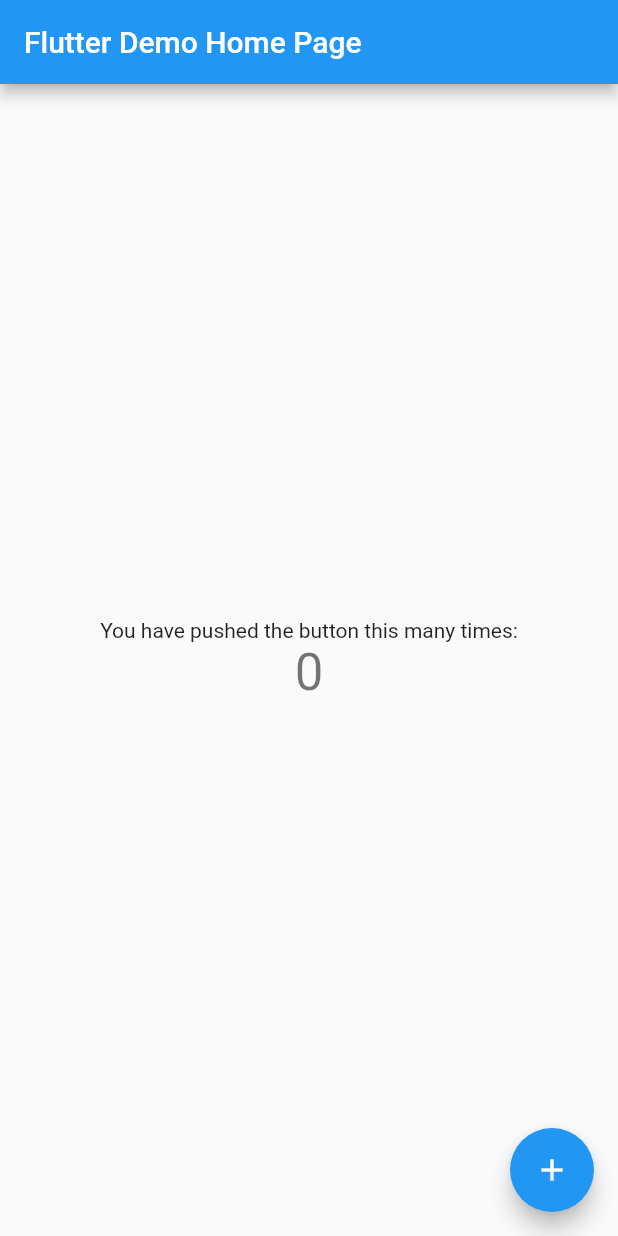
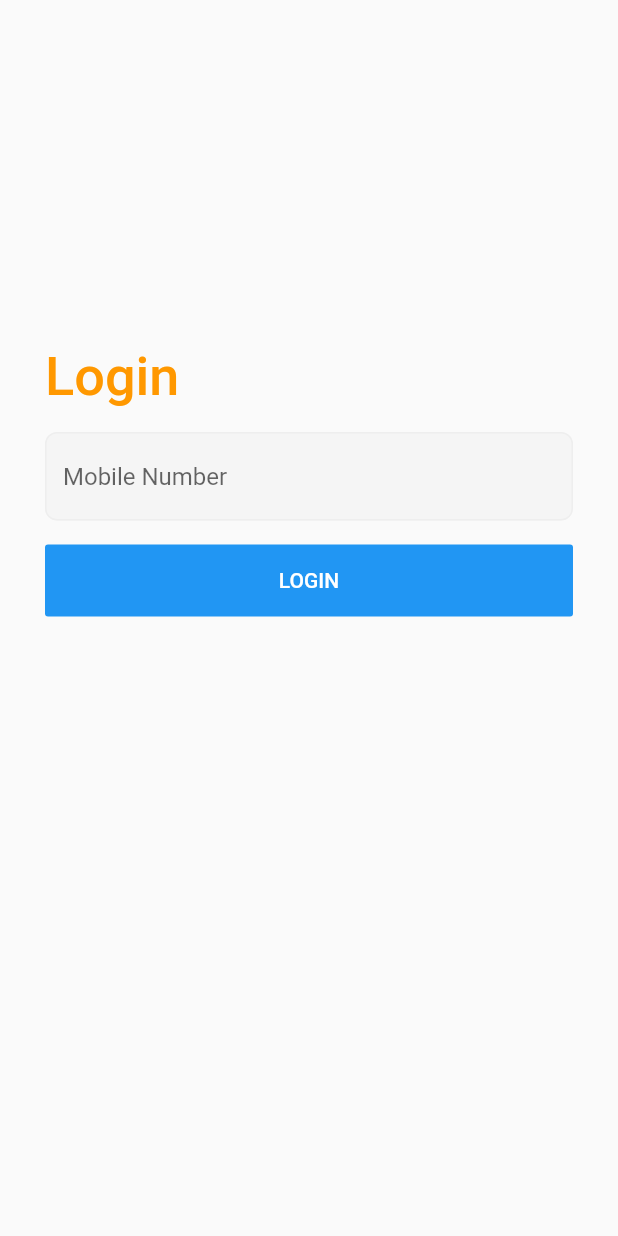
Before and after one commit to imtanbro/code_fury_app, a Flutter app: the screen it shows after launch, on a phone screen of 412 x 824 dp. Run offline on Flutter 3.47's test engine with Material 2 defaults, Android fonts, the phone set to English and light mode, and no system bars.

Commit message:
Adding Pakages and Creating Login page

```diff
--- /dev/null
+++ b/lib/Service/Login/login.dart
@@ -0,0 +1,84 @@
+import 'package:flutter/material.dart';
+
+import 'package:flutter/material.dart';
+
+class Login extends StatelessWidget {
+  final _phoneController = TextEditingController();
+  final _codeController = TextEditingController();
+
+  Widget formCustom(double size) {
+    return Form(
+        child: Column(
+      crossAxisAlignment: CrossAxisAlignment.start,
+      mainAxisAlignment: MainAxisAlignment.center,
+      children: [
+        SizedBox(
+          height: size,
+        ),
+        Text(
+          "Login",
+          style: TextStyle(
+              color: Colors.orange,
+              fontSize: 36,
+              fontWeight: FontWeight.w500),
+        ),
+        SizedBox(
+          height: 16,
+        ),
+        TextFormField(
+          decoration: InputDecoration(
+              enabledBorder: OutlineInputBorder(
+                  borderRadius: BorderRadius.all(Radius.circular(8)),
+                  borderSide: BorderSide(color: Colors.grey[200])),
+              focusedBorder: OutlineInputBorder(
+                  borderRadius: BorderRadius.all(Radius.circular(8)),
+                  borderSide: BorderSide(color: Colors.grey[300])),
+              filled: true,
+              fillColor: Colors.grey[100],
+              hintText: "Mobile Number"),
+          controller: _phoneController,
+          keyboardType: TextInputType.number,
+        ),
+        SizedBox(
+          height: 16,
+        ),
+        Container(
+          width: double.infinity,
+          child: FlatButton(
+            child: Text("LOGIN"),
+            textColor: Colors.white,
+            padding: EdgeInsets.all(16),
+            onPressed: () {
+              final phone = _phoneController.text.trim();
+
+              // loginUser(phone, context);
+            },
+            color: Colors.blue,
+          ),
+        )
+      ],
+    ));
+  }
+
+  @override
+  Widget build(BuildContext context) {
+    return Scaffold(
+      body: SingleChildScrollView(
+        child: Container(
+          padding: EdgeInsets.all(30),
+          child: OrientationBuilder(
+            builder: (context, orientation) {
+              return orientation == Orientation.portrait
+                  ? formCustom(200)
+                  : formCustom(20);
+              // if (orientation == Orientation.landscape) {
+              //   return formCustom(150);
+              // } else formCustom(20);
+            },
+            // child:
+          ),
+        ),
+      ),
+    );
+  }
+}
--- a/lib/main.dart
+++ b/lib/main.dart
@@ -1,3 +1,4 @@
+import 'package:codefuryapp/Service/Login/login.dart';
 import 'package:flutter/material.dart';
 
 void main() {
@@ -10,108 +11,7 @@ class MyApp extends StatelessWidget {
   Widget build(BuildContext context) {
     return MaterialApp(
       title: 'Flutter Demo',
-      theme: ThemeData(
-        // This is the theme of your application.
-        //
-        // Try running your application with "flutter run". You'll see the
-        // application has a blue toolbar. Then, without quitting the app, try
-        // changing the primarySwatch below to Colors.green and then invoke
-        // "hot reload" (press "r" in the console where you ran "flutter run",
-        // or simply save your changes to "hot reload" in a Flutter IDE).
-        // Notice that the counter didn't reset back to zero; the application
-        // is not restarted.
-        primarySwatch: Colors.blue,
-        // This makes the visual density adapt to the platform that you run
-        // the app on. For desktop platforms, the controls will be smaller and
-        // closer together (more dense) than on mobile platforms.
-        visualDensity: VisualDensity.adaptivePlatformDensity,
-      ),
-      home: MyHomePage(title: 'Flutter Demo Home Page'),
+      home: Login(),
     );
   }
 }
-
-class MyHomePage extends StatefulWidget {
-  MyHomePage({Key key, this.title}) : super(key: key);
-
-  // This widget is the home page of your application. It is stateful, meaning
-  // that it has a State object (defined below) that contains fields that affect
-  // how it looks.
-
-  // This class is the configuration for the state. It holds the values (in this
-  // case the title) provided by the parent (in this case the App widget) and
-  // used by the build method of the State. Fields in a Widget subclass are
-  // always marked "final".
-
-  final String title;
-
-  @override
-  _MyHomePageState createState() => _MyHomePageState();
-}
-
-class _MyHomePageState extends State<MyHomePage> {
-  int _counter = 0;
-
-  void _incrementCounter() {
-    setState(() {
-      // This call to setState tells the Flutter framework that something has
-      // changed in this State, which causes it to rerun the build method below
-      // so that the display can reflect the updated values. If we changed
-      // _counter without calling setState(), then the build method would not be
-      // called again, and so nothing would appear to happen.
-      _counter++;
-    });
-  }
-
-  @override
-  Widget build(BuildContext context) {
-    // This method is rerun every time setState is called, for instance as done
-    // by the _incrementCounter method above.
-    //
-    // The Flutter framework has been optimized to make rerunning build methods
-    // fast, so that you can just rebuild anything that needs updating rather
-    // than having to individually change instances of widgets.
-    return Scaffold(
-      appBar: AppBar(
-        // Here we take the value from the MyHomePage object that was created by
-        // the App.build method, and use it to set our appbar title.
-        title: Text(widget.title),
-      ),
-      body: Center(
-        // Center is a layout widget. It takes a single child and positions it
-        // in the middle of the parent.
-        child: Column(
-          // Column is also a layout widget. It takes a list of children and
-          // arranges them vertically. By default, it sizes itself to fit its
-          // children horizontally, and tries to be as tall as its parent.
-          //
-          // Invoke "debug painting" (press "p" in the console, choose the
-          // "Toggle Debug Paint" action from the Flutter Inspector in Android
-          // Studio, or the "Toggle Debug Paint" command in Visual Studio Code)
-          // to see the wireframe for each widget.
-          //
-          // Column has various properties to control how it sizes itself and
-          // how it positions its children. Here we use mainAxisAlignment to
-          // center the children vertically; the main axis here is the vertical
-          // axis because Columns are vertical (the cross axis would be
-          // horizontal).
-          mainAxisAlignment: MainAxisAlignment.center,
-          children: <Widget>[
-            Text(
-              'You have pushed the button this many times:',
-            ),
-            Text(
-              '$_counter',
-              style: Theme.of(context).textTheme.headline4,
-            ),
-          ],
-        ),
-      ),
-      floatingActionButton: FloatingActionButton(
-        onPressed: _incrementCounter,
-        tooltip: 'Increment',
-        child: Icon(Icons.add),
-      ), // This trailing comma makes auto-formatting nicer for build methods.
-    );
-  }
-}
```
Also changed, not shown: pubspec.yaml (+10 -4 lines), pubspec.lock, 3 other files.
